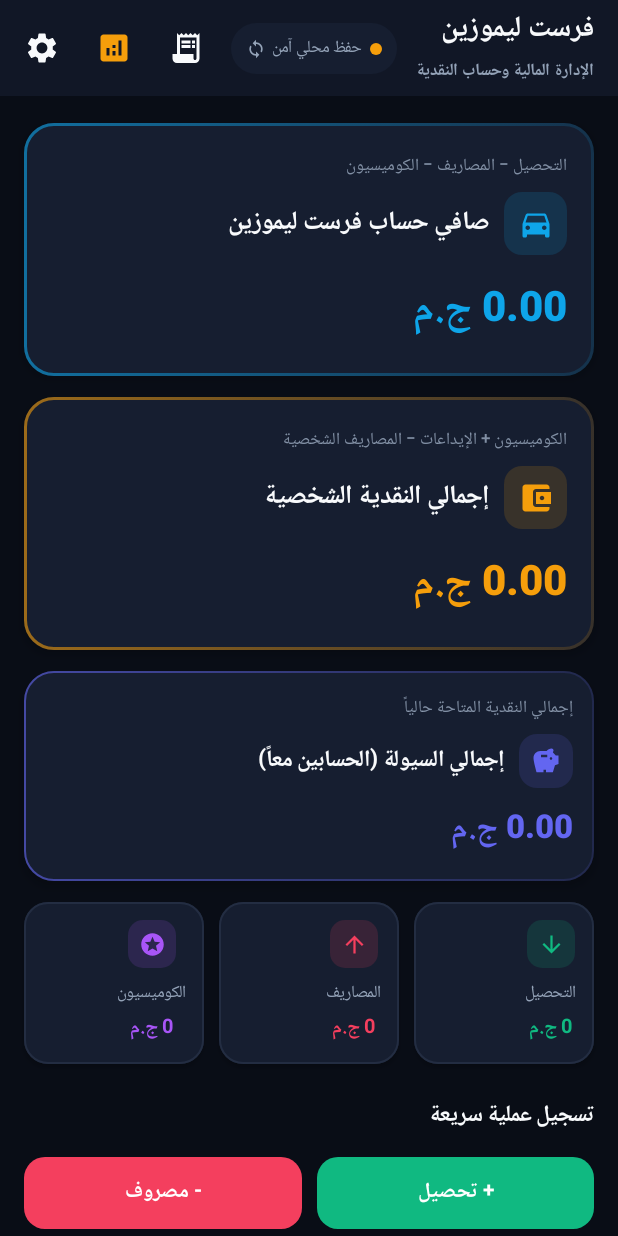
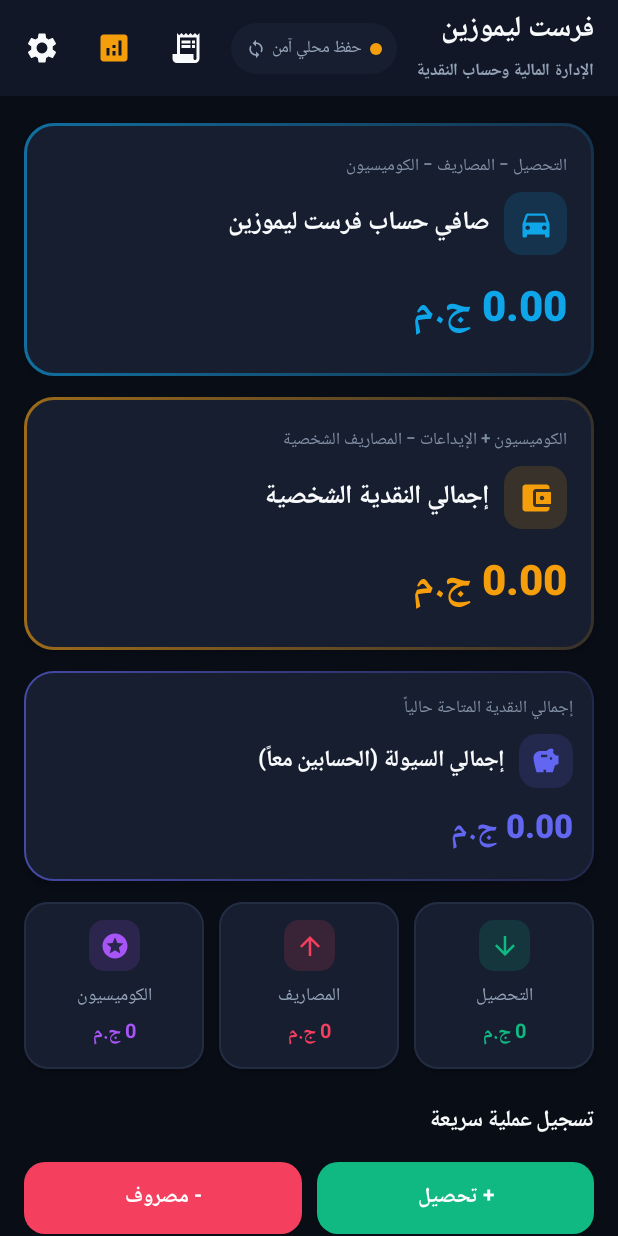
Before and after one commit to AMK500/first-limo-finance, an Android app built with Jetpack Compose: the DashboardScreen screen opened through its navigation route, on a phone screen of 412 x 824 dp. Run offline under Robolectric (Android 15) with nearby library versions, the phone set to English and light mode, and no system bars; our stand-ins replace Firebase (no records; nobody signed in at launch, a user with empty details on screens opened directly), Room's generated code.

Commit message:
Release v1.8: Center icon, title, and amount inside mini balance cards

```diff
--- a/app/build.gradle.kts
+++ b/app/build.gradle.kts
@@ -14,8 +14,8 @@ android {
         applicationId = "com.firstlimo.finance"
         minSdk = 24
         targetSdk = 35
-        versionCode = 8
-        versionName = "1.7.0"
+        versionCode = 9
+        versionName = "1.8.0"
 
         testInstrumentationRunner = "androidx.test.runner.AndroidJUnitRunner"
         vectorDrawables {
--- a/app/src/main/java/com/firstlimo/finance/ui/screens/DashboardScreen.kt
+++ b/app/src/main/java/com/firstlimo/finance/ui/screens/DashboardScreen.kt
@@ -15,6 +15,7 @@ import androidx.compose.ui.Modifier
 import androidx.compose.ui.graphics.Color
 import androidx.compose.ui.graphics.vector.ImageVector
 import androidx.compose.ui.text.font.FontWeight
+import androidx.compose.ui.text.style.TextAlign
 import androidx.compose.ui.unit.dp
 import androidx.compose.ui.unit.sp
 import com.firstlimo.finance.data.model.FinancialTransaction
@@ -356,25 +357,35 @@ fun BalanceMiniCard(
         elevation = CardDefaults.cardElevation(defaultElevation = 2.dp)
     ) {
         Column(
-            modifier = Modifier.padding(12.dp),
+            modifier = Modifier
+                .fillMaxWidth()
+                .padding(vertical = 12.dp, horizontal = 6.dp),
             horizontalAlignment = Alignment.CenterHorizontally
         ) {
             Box(
                 modifier = Modifier
-                    .size(32.dp)
+                    .size(34.dp)
                     .background(color.copy(alpha = 0.15f), RoundedCornerShape(10.dp)),
                 contentAlignment = Alignment.Center
             ) {
-                Icon(icon, contentDescription = null, tint = color, modifier = Modifier.size(18.dp))
+                Icon(icon, contentDescription = null, tint = color, modifier = Modifier.size(20.dp))
             }
             Spacer(modifier = Modifier.height(6.dp))
-            Text(text = title, fontSize = 11.sp, color = TextSecondary)
-            Spacer(modifier = Modifier.height(2.dp))
+            Text(
+                text = title,
+                fontSize = 12.sp,
+                color = TextSecondary,
+                textAlign = TextAlign.Center,
+                modifier = Modifier.fillMaxWidth()
+            )
+            Spacer(modifier = Modifier.height(3.dp))
             Text(
                 text = "${java.text.DecimalFormat("#,##0").format(amount)} ج.م",
                 fontSize = 13.sp,
                 fontWeight = FontWeight.Bold,
-                color = color
+                color = color,
+                textAlign = TextAlign.Center,
+                modifier = Modifier.fillMaxWidth()
             )
         }
     }
--- a/app/src/main/java/com/firstlimo/finance/ui/viewmodel/FinancialViewModel.kt
+++ b/app/src/main/java/com/firstlimo/finance/ui/viewmodel/FinancialViewModel.kt
@@ -30,9 +30,9 @@ class FinancialViewModel(application: Application) : AndroidViewModel(applicatio
     val currentAppVersion: String
         get() = try {
             val pInfo = getApplication<Application>().packageManager.getPackageInfo(getApplication<Application>().packageName, 0)
-            pInfo.versionName ?: "1.7.0"
+            pInfo.versionName ?: "1.8.0"
         } catch (e: Exception) {
-            "1.7.0"
+            "1.8.0"
         }
 
     // هوية المستخدم الحالي
```
Also changed, not shown: 1 other file.
